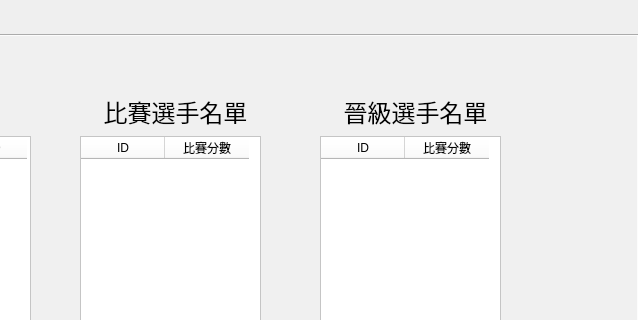
Before: the Qt Designer form client/src/ui/mainui.ui in RuiChen0101/2019nukl, drawn with Qt 5; both pictures show x 362 to 1000 and y 0 to 320 of the 1000 by 850 pixel window.
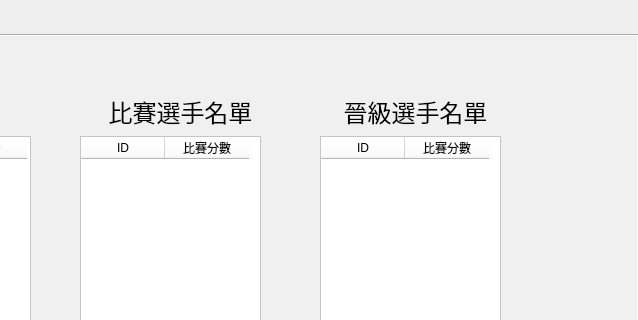
After: the same form once the commit is applied.

What changed in the file:
```diff
--- a/client/src/ui/mainui.ui
+++ b/client/src/ui/mainui.ui
@@ -538,9 +538,9 @@
      <widget class="QLabel" name="player_list_label">
       <property name="geometry">
        <rect>
-        <x>460</x>
+        <x>440</x>
         <y>60</y>
-        <width>151</width>
+        <width>201</width>
         <height>31</height>
        </rect>
       </property>
@@ -631,9 +631,9 @@
      <widget class="QLabel" name="advance_player_list_label">
       <property name="geometry">
        <rect>
-        <x>700</x>
+        <x>680</x>
         <y>60</y>
-        <width>151</width>
+        <width>191</width>
         <height>31</height>
        </rect>
       </property>
```
